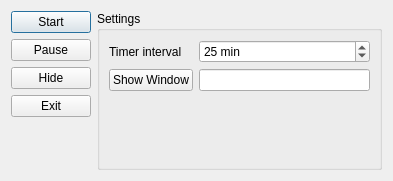
This is src/SettingsDialog.ui in vstancl/TinyPom as Qt 5 draws it before an edit. The edited form follows.
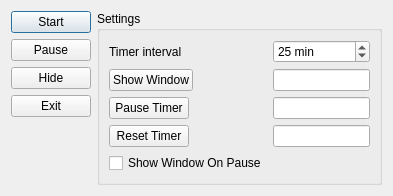
This is the edited form. Custom widgets are drawn as their Qt base class.

Commit message: Three separate hotkeys - show window, reset and pause timer.

```diff
--- a/src/SettingsDialog.ui
+++ b/src/SettingsDialog.ui
@@ -7,7 +7,7 @@
     <x>0</x>
     <y>0</y>
     <width>393</width>
-    <height>181</height>
+    <height>193</height>
    </rect>
   </property>
   <property name="windowTitle">
@@ -98,6 +98,33 @@
       <item row="1" column="1">
        <widget class="HotkeyLineEdit" name="lineEditShowWindowHotkey"/>
       </item>
+      <item row="2" column="0">
+       <widget class="QPushButton" name="pushButtonEditPauseTimerHotkey">
+        <property name="text">
+         <string>Pause Timer</string>
+        </property>
+       </widget>
+      </item>
+      <item row="3" column="0">
+       <widget class="QPushButton" name="pushButtonEditResetTimerHotkey">
+        <property name="text">
+         <string>Reset Timer</string>
+        </property>
+       </widget>
+      </item>
+      <item row="2" column="1">
+       <widget class="HotkeyLineEdit" name="lineEditPauseTimerHotkey"/>
+      </item>
+      <item row="3" column="1">
+       <widget class="HotkeyLineEdit" name="lineEditResetTimerHotkey"/>
+      </item>
+      <item row="4" column="0">
+       <widget class="QCheckBox" name="checkBoxShowWindowOnPause">
+        <property name="text">
+         <string>Show Window On Pause</string>
+        </property>
+       </widget>
+      </item>
      </layout>
     </widget>
    </item>
```
The commit also changes 7 other files.
